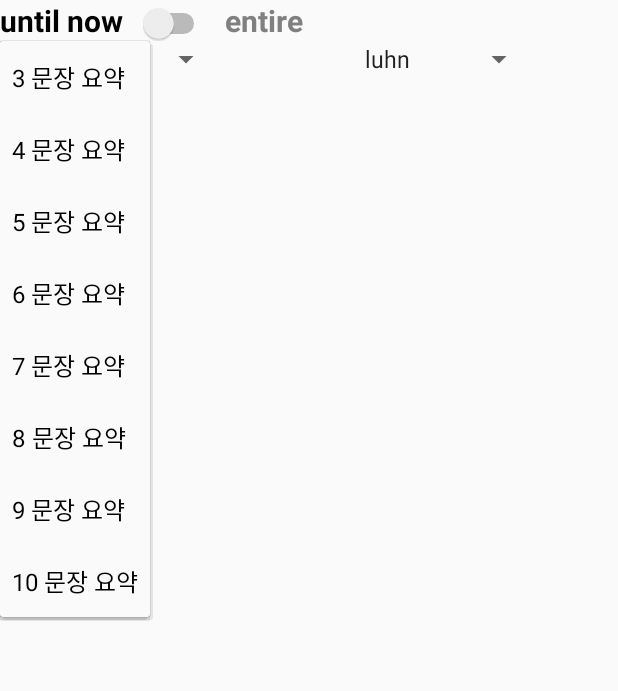
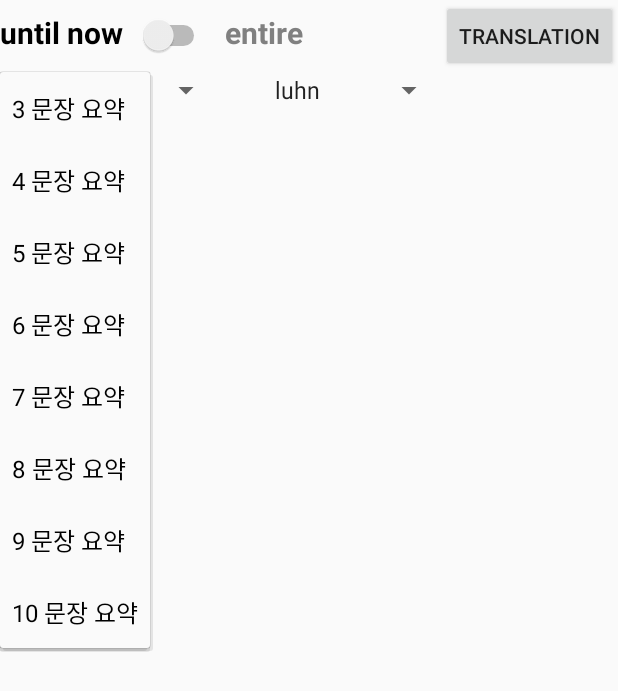
Before and after one commit to LeeMinki/OS_PDF, an Android app: the SummaryActivity screen opened directly, with no data from a screen before it, after a tap on "3 문장 요약", on a phone screen of 412 x 824 dp. Shown: the top 691 px of the screen. Run offline under Robolectric (Android 15) with nearby library versions, the phone set to English and light mode, and no system bars; 6 statements that could not run were skipped.

Commit message:
Translation Summary

```diff
--- a/app/src/main/java/com/MoP/os_pdf/PdfActivity.java
+++ b/app/src/main/java/com/MoP/os_pdf/PdfActivity.java
@@ -367,7 +367,7 @@ public class PdfActivity extends AppCompatActivity implements View.OnTouchListen
             }
             if (translation == true) {
                 asyncTask = new NaverTranslateTask();
-                asyncTask.execute(set);
+                asyncTask.execute(set, "false");
             }
             textswitcher.setInAnimation(in);
             textswitcher.setOutAnimation(out);
--- a/app/src/main/java/com/MoP/os_pdf/SummaryActivity.java
+++ b/app/src/main/java/com/MoP/os_pdf/SummaryActivity.java
@@ -8,6 +8,7 @@ import android.os.Bundle;
 import android.util.Log;
 import android.view.View;
 import android.widget.AdapterView;
+import android.widget.Button;
 import android.widget.CompoundButton;
 import android.widget.Spinner;
 import android.widget.Switch;
@@ -27,6 +28,10 @@ public class SummaryActivity extends Activity {
     Spinner spinner_al;
     SummaryTask asyncTask;
     String algorithms = "luhn";
+    public Button button;
+    public boolean trans_check = false;
+    NaverTranslateTask async;
+    String temp = "";
 
     @Override
     public void onCreate(Bundle savedInstanceState) {
@@ -42,6 +47,23 @@ public class SummaryActivity extends Activity {
         Log.i("Test", "pdf view " + sentences.size() + " count: " + count + " font size: " + fontSize + " number: " + number);
         spinner = findViewById(R.id.spinner1);
         spinner_al = findViewById(R.id.spinner2);
+        button = findViewById(R.id.trans);
+        button.setOnClickListener(new View.OnClickListener() {
+            public void onClick(View v) {
+                if(trans_check == false){
+                    trans_check = true;
+                    temp = textview.getText().toString();
+                    async = new NaverTranslateTask();
+                    async.execute(temp, "true");
+                    button.setText("원본보기");
+                }
+                else if(trans_check == true){
+                    trans_check = false;
+                    textview.setText(temp);
+                    button.setText("Translation");
+                }
+            }
+        });
         spinner.setOnItemSelectedListener(new AdapterView.OnItemSelectedListener() {
             @Override
             public void onItemSelected(AdapterView<?> parent, View view, int position, long id) {
@@ -94,11 +116,16 @@ public class SummaryActivity extends Activity {
                     TextView t2 = findViewById(R.id.true_check);
                     t1.setTextColor(Color.parseColor("#000000"));
                     t2.setTextColor(Color.parseColor("#808080"));
+                    trans_check = false;
+                    button.setText("Translation");
+
                 } else if (isChecked == true) {
                     TextView t1 = findViewById(R.id.false_check);
                     TextView t2 = findViewById(R.id.true_check);
                     t2.setTextColor(Color.parseColor("#000000"));
                     t1.setTextColor(Color.parseColor("#808080"));
+                    trans_check = false;
+                    button.setText("Translation");
                 }
                 check = isChecked;
                 setting();
--- a/app/src/main/java/com/MoP/os_pdf/SummaryTask.java
+++ b/app/src/main/java/com/MoP/os_pdf/SummaryTask.java
@@ -13,7 +13,7 @@ import java.net.HttpURLConnection;
 import java.net.URL;
 
 public class SummaryTask extends AsyncTask<String, Void, String> {
-
+    public String Final;
     @Override
     protected void onPreExecute() {
         super.onPreExecute();
@@ -69,7 +69,7 @@ public class SummaryTask extends AsyncTask<String, Void, String> {
 
     @Override
     protected void onPostExecute(String result) {
-        String Final = "";
+        Final = "";
         SummaryActivity sa = new SummaryActivity();
         Final = result.replace("\\n", "\n\n");
         sa.textview.setText(Final);
--- a/app/src/main/res/layout/summary_layout.xml
+++ b/app/src/main/res/layout/summary_layout.xml
@@ -55,6 +55,17 @@
                     android:textSize="20dp"
                     android:textStyle="bold" />
 
+                <View
+                    android:layout_width="60dp"
+                    android:layout_height="0dp"
+                    android:layout_weight="1" />
+
+                <Button
+                    android:id="@+id/trans"
+                    android:layout_width="wrap_content"
+                    android:layout_height="wrap_content"
+                    android:text="Translation" />
+
 
             </LinearLayout>
 
@@ -73,11 +84,6 @@
 
                     android:spinnerMode="dropdown" />
 
-                <View
-                    android:layout_width="60dp"
-                    android:layout_height="0dp"
-                    android:layout_weight="1" />
-
                 <Spinner
                     android:id="@+id/spinner2"
                     android:layout_width="wrap_content"
@@ -91,17 +97,25 @@
 
         </LinearLayout>
 
-        <ScrollView
+        <LinearLayout
             android:layout_width="match_parent"
             android:layout_height="match_parent"
             android:orientation="vertical">
 
-            <TextView
-                android:id="@+id/textview_summary"
+            <ScrollView
                 android:layout_width="match_parent"
-                android:layout_height="match_parent"
-                android:layout_gravity="center_horizontal" />
-        </ScrollView>
+                android:layout_height="wrap_content"
+                android:orientation="vertical">
+
+                <TextView
+                    android:id="@+id/textview_summary"
+                    android:layout_width="match_parent"
+                    android:layout_height="match_parent"
+                    android:layout_gravity="center_horizontal" />
+            </ScrollView>
+
+        </LinearLayout>
+
     </LinearLayout>
 
 </android.support.constraint.ConstraintLayout>
```
Also changed, not shown: app/src/main/java/com/MoP/os_pdf/NaverTranslateTask.java (+18 -2 lines).
